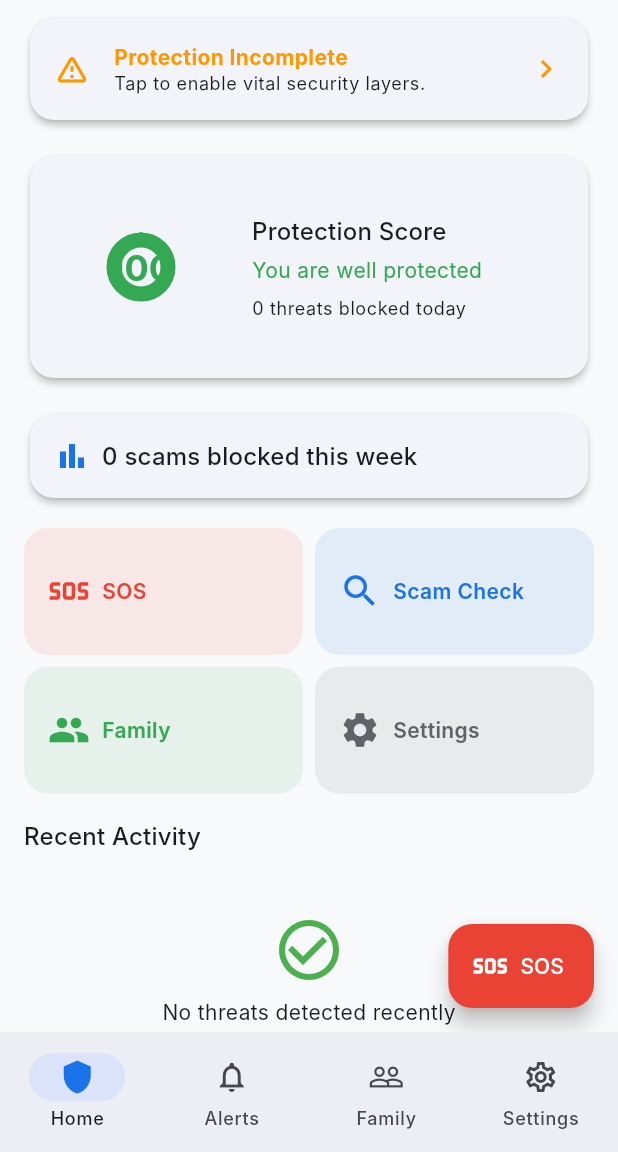
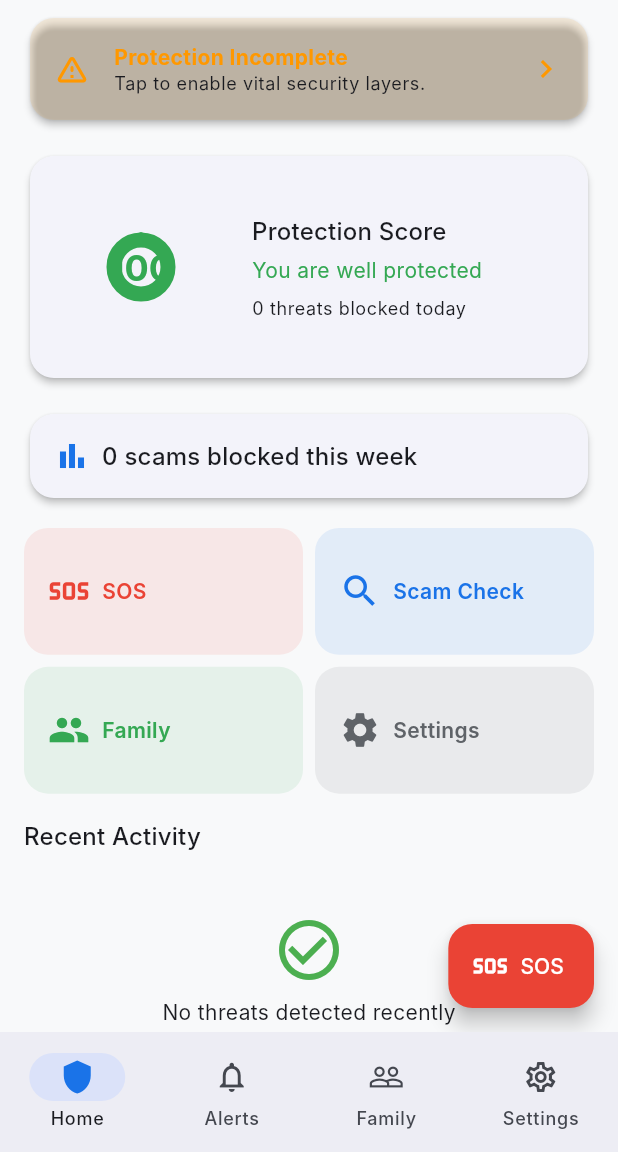
Before and after one commit to vj80-vaanya/AIR, a Flutter app: the DashboardScreen screen opened by its route, on a phone screen of 412 x 824 dp, the part 84-1236 px from its top. Run offline on Flutter 3.47's test engine with Material 3 defaults, Android fonts, the phone set to English and light mode, and no system bars; our stand-ins replace flutter_local_notifications, flutter_riverpod, freezed_annotation, go_router, image_picker and 4 more; missing offline and left inert: dart:ffi, google_mlkit_text_recognition, onnxruntime; accounts and stored records are empty; generated files the repository leaves out were written again; Roboto replaces fonts that are missing (Inter).

Commit message:
fix: resolve all Dart compile errors blocking release build
- compileSdk/targetSdk 34->35 (flutter_local_notifications, image_picker et al require 35)
- permission_guardian_screen: fix import paths (../../presentation/... -> ../../providers/..
  and ../../core/... -> ../../../core/...)
- ios_safety_scanner: fix import paths (../../services/... -> ../../../services/...,
  ../../core/... -> ../../../core/...); fix Icons.add_photo_alternate_on_outlined
  -> Icons.add_photo_alternate_outlined
- onnx_classifier: OrtSession.fromAsset removed from package; load bytes via
  rootBundle.load() then OrtSession.fromBuffer(bytes, opts)
- app_card: add optional color param forwarded to Card(color:) so dashboard
  SecurityHealthBanner compiles

```diff
--- a/lib/presentation/screens/settings/permission_guardian_screen.dart
+++ b/lib/presentation/screens/settings/permission_guardian_screen.dart
@@ -1,7 +1,7 @@
 import 'package:flutter/material.dart';
 import 'package:flutter_riverpod/flutter_riverpod.dart';
-import '../../presentation/providers/security_status_provider.dart';
-import '../../core/constants/colors.dart';
+import '../../providers/security_status_provider.dart';
+import '../../../core/constants/colors.dart';
 
 class PermissionGuardianScreen extends ConsumerWidget {
   const PermissionGuardianScreen({super.key});
--- a/lib/presentation/widgets/common/app_card.dart
+++ b/lib/presentation/widgets/common/app_card.dart
@@ -1,14 +1,16 @@
 import 'package:flutter/material.dart';
 
 class AppCard extends StatelessWidget {
-  const AppCard({super.key, required this.child, this.onTap, this.padding});
+  const AppCard({super.key, required this.child, this.onTap, this.padding, this.color});
   final Widget        child;
   final VoidCallback? onTap;
   final EdgeInsets?   padding;
+  final Color?        color;
 
   @override
   Widget build(BuildContext context) {
     return Card(
+      color: color,
       child: onTap != null
           ? InkWell(
               onTap:        onTap,
--- a/lib/presentation/widgets/dashboard/ios_safety_scanner.dart
+++ b/lib/presentation/widgets/dashboard/ios_safety_scanner.dart
@@ -1,7 +1,7 @@
 import 'package:flutter/material.dart';
 import 'package:image_picker/image_picker.dart';
-import '../../services/background/ios_security_assistant.dart';
-import '../../core/engine/security_engine.dart';
+import '../../../services/background/ios_security_assistant.dart';
+import '../../../core/engine/security_engine.dart';
 
 class IOSSafetyScannerWidget extends StatefulWidget {
   const IOSSafetyScannerWidget({super.key});
@@ -53,7 +53,7 @@ class _IOSSafetyScannerWidgetState extends State<IOSSafetyScannerWidget> {
             else
               ElevatedButton.icon(
                 onPressed: _scanFromGallery,
-                icon: const Icon(Icons.add_photo_alternate_on_outlined),
+                icon: const Icon(Icons.add_photo_alternate_outlined),
                 label: const Text('Scan Screenshot'),
               ),
             if (_lastResult != null) ...[
```
Also changed, not shown: lib/core/engine/onnx_classifier.dart (+4 -4 lines), 1 other file.
